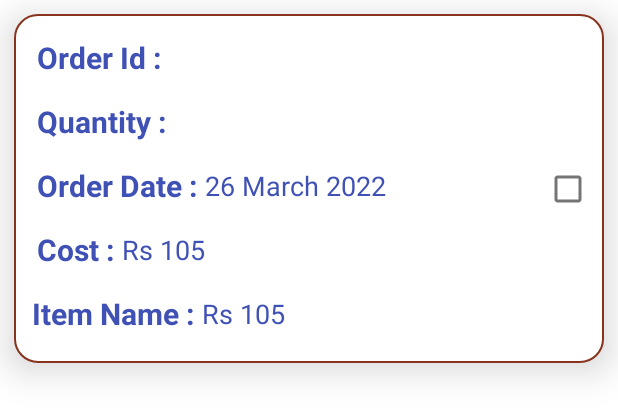
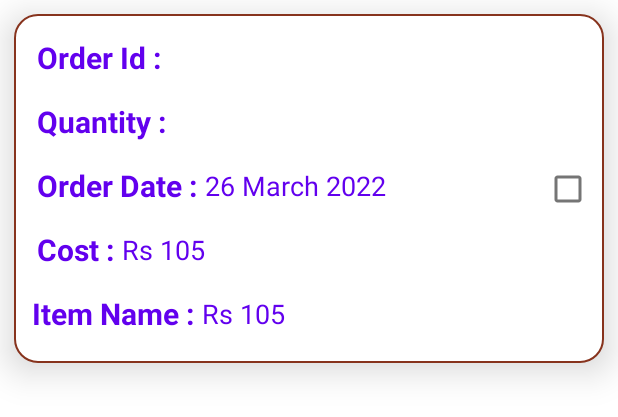
Before and after one commit to shirishagavini/Client_Yummy_Tummy, an Android app: the layout incompelete_order_layout.xml on its own in the app's theme, with its tools: preview values and no code run, on a phone screen of 412 x 824 dp. Shown: the top 417 px of the screen. Run offline under Robolectric (Android 15) with nearby library versions, the phone set to English and light mode, and no system bars; Roboto replaces fonts that are not available here.

Commit message:
Done with order details, fragments & navigation

```diff
--- a/app/src/main/java/com/example/yummytummyclient/ResturantDetails.java
+++ b/app/src/main/java/com/example/yummytummyclient/ResturantDetails.java
@@ -42,11 +42,13 @@ public class ResturantDetails {
         this.walletBalance = walletBalance;
     }
 
-    public ResturantDetails() {
+    public ResturantDetails()
+    {
     }
 
     @Override
-    public String toString() {
+    public String toString()
+    {
         return "ResturantDetails{" +
                 "name='" + name + '\'' +
                 ", phone='" + phone + '\'' +
--- a/app/src/main/java/com/example/yummytummyclient/UserFormFragment.java
+++ b/app/src/main/java/com/example/yummytummyclient/UserFormFragment.java
@@ -30,12 +30,13 @@ public class UserFormFragment extends BaseFragment {
 
 
     public UserFormFragment() {
-        // Required empty public constructor
+
     }
 
     @Override
     public View onCreateView(LayoutInflater inflater, ViewGroup container,
-                             Bundle savedInstanceState) {
+                             Bundle savedInstanceState)
+    {
         // Inflate the layout for this fragment
 //        this is the fragment is responsible for getting the information from the restaurant owner and putting it into the database
         view = inflater.inflate(R.layout.fragment_user_form, container, false);
@@ -43,19 +44,20 @@ public class UserFormFragment extends BaseFragment {
         AppCompatButton submitButton = view.findViewById(R.id.submitButton);
 
         nametextView = view.findViewById(R.id.namedittext);
-        pincodetextView = view.findViewById(R.id.pincodeEdittext);
         phoneNumbertextView = view.findViewById(R.id.phoneEdittext);
         addresstextView = view.findViewById(R.id.stateEdittext);
+        pincodetextView = view.findViewById(R.id.pincodeEdittext);
 
-        submitButton.setOnClickListener(new View.OnClickListener() {
+        submitButton.setOnClickListener(new View.OnClickListener()
+        {
             @Override
             public void onClick(View v) {
                 String name,phone,pincode,address,state,landmark;
 //              getting the data from the edittext and converting them into the string
                 name = nametextView.getText().toString();
                 phone = phoneNumbertextView.getText().toString();
+                address = addresstextView.getText().toString();
                 pincode = pincodetextView.getText().toString();
-                address = addresstextView.getText().toString();
 //                checking if the field provided are not empty
                 if(!name.isEmpty() && !phone.isEmpty() && !pincode.isEmpty() && !address.isEmpty()){
                     currUserID = FirebaseAuth.getInstance().getCurrentUser().getUid();
--- a/app/src/main/res/layout/fragment_order_compeleted.xml
+++ b/app/src/main/res/layout/fragment_order_compeleted.xml
@@ -7,9 +7,9 @@
     tools:context=".OrderPendingFragment">
 
     <TextView
-        android:id="@+id/textView2"
         android:layout_width="wrap_content"
         android:layout_height="wrap_content"
+        android:id="@+id/textView2"
         android:layout_marginTop="@dimen/_35sdp"
         android:text="@string/orders_completed"
         android:textColor="@color/theme_color"
--- a/app/src/main/res/layout/incompelete_order_layout.xml
+++ b/app/src/main/res/layout/incompelete_order_layout.xml
@@ -18,7 +18,7 @@
         android:layout_marginStart="15dp"
         android:layout_marginTop="15dp"
         android:text="Order Id :"
-        android:textColor="@color/theme_color"
+        android:textColor="@color/purple_500"
         android:textSize="20sp"
         android:textStyle="bold"
         app:layout_constraintStart_toStartOf="parent"
@@ -30,7 +30,7 @@
         android:layout_height="wrap_content"
         android:layout_marginStart="5dp"
         android:text=""
-        android:textColor="@color/theme_color"
+        android:textColor="@color/purple_500"
         android:textSize="18sp"
         app:layout_constraintBottom_toBottomOf="@id/orderIdTextView"
         app:layout_constraintStart_toEndOf="@id/orderIdTextView"
@@ -44,7 +44,7 @@
         android:layout_marginTop="15dp"
         android:layout_marginBottom="15dp"
         android:text="Quantity :"
-        android:textColor="@color/theme_color"
+        android:textColor="@color/purple_500"
         android:textSize="20sp"
         android:textStyle="bold"
         app:layout_constraintStart_toStartOf="parent"
@@ -70,7 +70,7 @@
         android:layout_marginTop="15dp"
         android:layout_marginBottom="15dp"
         android:text="Order Date :"
-        android:textColor="@color/theme_color"
+        android:textColor="@color/purple_500"
         android:textSize="20sp"
         android:textStyle="bold"
         app:layout_constraintStart_toStartOf="parent"
@@ -83,7 +83,7 @@
         android:layout_marginStart="15dp"
         android:layout_marginTop="15dp"
         android:text="Cost :"
-        android:textColor="@color/theme_color"
+        android:textColor="@color/purple_500"
         android:textSize="20sp"
         android:textStyle="bold"
         app:layout_constraintStart_toStartOf="parent"
@@ -95,7 +95,7 @@
         android:layout_height="wrap_content"
         android:layout_marginStart="5dp"
         android:text="26 March 2022"
-        android:textColor="@color/theme_color"
+        android:textColor="@color/purple_500"
         android:textSize="18sp"
         app:layout_constraintBottom_toBottomOf="@id/orderDateTextView"
         app:layout_constraintStart_toEndOf="@id/orderDateTextView"
@@ -107,7 +107,7 @@
         android:layout_height="wrap_content"
         android:layout_marginStart="5dp"
         android:text="Rs 105"
-        android:textColor="@color/theme_color"
+        android:textColor="@color/purple_500"
         android:textSize="18sp"
         app:layout_constraintBottom_toBottomOf="@id/costTextView"
         app:layout_constraintStart_toEndOf="@id/costTextView"
@@ -122,7 +122,7 @@
         android:layout_marginTop="15dp"
         android:text="Item Name :"
         android:layout_marginBottom="@dimen/_15sdp"
-        android:textColor="@color/theme_color"
+        android:textColor="@color/purple_500"
         android:textSize="20sp"
         android:textStyle="bold"
         app:layout_constraintBottom_toBottomOf="parent"
@@ -134,7 +134,7 @@
         android:layout_height="wrap_content"
         android:layout_marginStart="5dp"
         android:text="Rs 105"
-        android:textColor="@color/theme_color"
+        android:textColor="@color/purple_500"
         android:textSize="18sp"
         app:layout_constraintBottom_toBottomOf="@id/itemNameVieww"
         app:layout_constraintStart_toEndOf="@id/itemNameVieww"
--- a/app/src/main/res/layout/menu_item_layout.xml
+++ b/app/src/main/res/layout/menu_item_layout.xml
@@ -19,7 +19,7 @@
         android:layout_marginStart="25dp"
         android:layout_marginTop="10dp"
         android:text="Pepsi(500ml)"
-        android:textColor="@color/white"
+        android:textColor="@color/other_black"
         android:textSize="20sp"
         android:textStyle="bold"
         app:layout_constraintStart_toStartOf="parent"
@@ -33,7 +33,7 @@
         android:layout_marginTop="10dp"
         android:layout_marginBottom="28dp"
         android:text="£"
-        android:textColor="@color/white"
+        android:textColor="@color/pinkish"
         android:textSize="18sp"
         android:textStyle="bold"
         app:layout_constraintBottom_toBottomOf="parent"
--- a/app/src/main/res/layout/side_navigation_header.xml
+++ b/app/src/main/res/layout/side_navigation_header.xml
@@ -2,7 +2,7 @@
 <androidx.constraintlayout.widget.ConstraintLayout xmlns:android="http://schemas.android.com/apk/res/android"
     android:layout_width="match_parent"
     xmlns:app="http://schemas.android.com/apk/res-auto"
-    android:background="@color/theme_color"
+    android:background="@color/purple_500"
     android:layout_height="180dp">
 
     <ImageView
```
Also changed, not shown: app/src/main/java/com/example/yummytummyclient/PincodeFragment.java (+6 -3 lines), app/src/main/java/com/example/yummytummyclient/UserData.java (+6 -3 lines).
